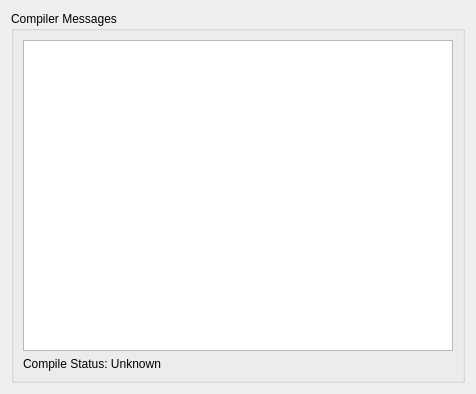
Old version of the form src/DGLGui/ui/dglshaderview.ui in the repository scygan/debugler.
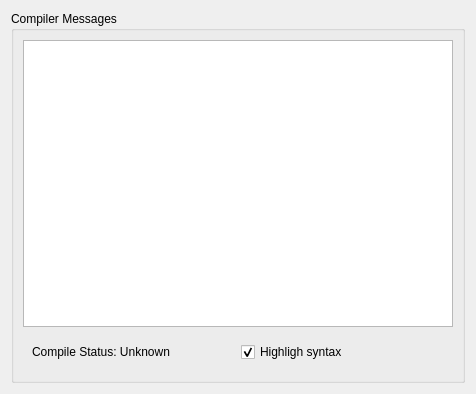
New version of the form.

Diff of the .ui file:
```diff
--- a/src/DGLGui/ui/dglshaderview.ui
+++ b/src/DGLGui/ui/dglshaderview.ui
@@ -13,7 +13,7 @@
   <property name="windowTitle">
    <string>Form</string>
   </property>
-  <layout class="QVBoxLayout" name="verticalLayout" stretch="1">
+  <layout class="QVBoxLayout" name="verticalLayout" stretch="0">
    <item>
     <widget class="QGroupBox" name="groupBox1">
      <property name="title">
@@ -28,10 +28,26 @@
        </widget>
       </item>
       <item>
+       <widget class="QWidget" name="widget" native="true">
+        <layout class="QGridLayout" name="gridLayout">
+         <item row="0" column="0">
        <widget class="QLabel" name="labelLinkStatus">
         <property name="text">
          <string>Compile Status: Unknown</string>
         </property>
+          </widget>
+         </item>
+         <item row="0" column="1">
+          <widget class="QCheckBox" name="checkBox_Highlight">
+           <property name="text">
+            <string>Highligh syntax</string>
+           </property>
+           <property name="checked">
+            <bool>true</bool>
+           </property>
+          </widget>
+         </item>
+        </layout>
        </widget>
       </item>
      </layout>
```
Lines whose indentation alone changed are shown as unchanged.
